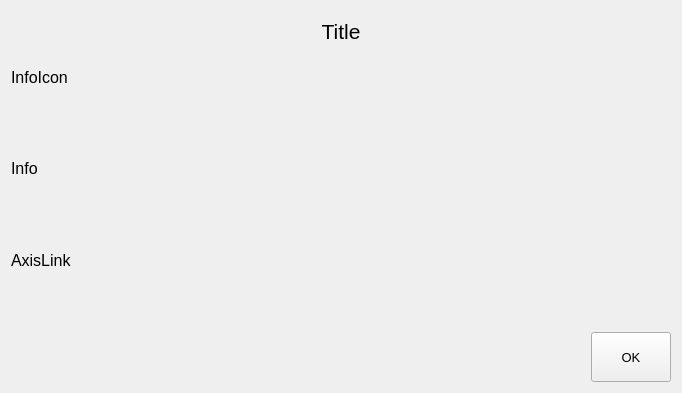
The window that ui/frmAbout.ui (MyRobot-lab/AxRobotUtility) describes before a commit, drawn with Qt 5.
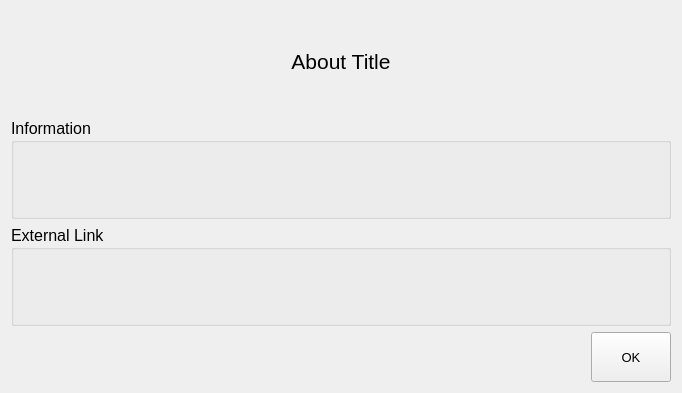
The same window after the commit.

Commit message: remote asix title

Diff of the .ui file:
```diff
--- a/ui/frmAbout.ui
+++ b/ui/frmAbout.ui
@@ -37,9 +37,9 @@
   <property name="windowTitle">
    <string>About</string>
   </property>
-  <layout class="QVBoxLayout" name="verticalLayout_2">
+  <layout class="QVBoxLayout" name="verticalLayout">
    <item>
-    <widget class="QLabel" name="lbTitle">
+    <widget class="QLabel" name="lbAboutTitle">
      <property name="sizePolicy">
       <sizepolicy hsizetype="Expanding" vsizetype="Preferred">
        <horstretch>0</horstretch>
@@ -53,7 +53,7 @@
       </font>
      </property>
      <property name="text">
-      <string>Title</string>
+      <string>About Title</string>
      </property>
      <property name="scaledContents">
       <bool>false</bool>
@@ -64,52 +64,20 @@
     </widget>
    </item>
    <item>
-    <widget class="QLabel" name="lbInfoIcon">
-     <property name="minimumSize">
-      <size>
-       <width>0</width>
-       <height>0</height>
-      </size>
-     </property>
+    <widget class="QGroupBox" name="groupBox">
      <property name="font">
       <font>
        <pointsize>12</pointsize>
       </font>
      </property>
-     <property name="text">
-      <string>InfoIcon</string>
+     <property name="title">
+      <string>Information</string>
      </property>
-    </widget>
-   </item>
-   <item>
-    <widget class="QLabel" name="label_4">
-     <property name="font">
-      <font>
-       <family>Arial</family>
-       <pointsize>10</pointsize>
-      </font>
-     </property>
-     <property name="text">
-      <string/>
-     </property>
-    </widget>
-   </item>
+     <layout class="QVBoxLayout" name="verticalLayout_2">
    <item>
     <widget class="QLabel" name="lbInfo">
      <property name="font">
       <font>
-       <pointsize>12</pointsize>
-      </font>
-     </property>
-     <property name="text">
-      <string>Info</string>
-     </property>
-    </widget>
-   </item>
-   <item>
-    <widget class="QLabel" name="label_3">
-     <property name="font">
-      <font>
        <family>Arial</family>
        <pointsize>10</pointsize>
       </font>
@@ -122,20 +90,22 @@
      </property>
     </widget>
    </item>
+     </layout>
+    </widget>
+   </item>
    <item>
-    <widget class="QLabel" name="lbAsixLink">
+    <widget class="QGroupBox" name="groupBox_2">
      <property name="font">
       <font>
        <pointsize>12</pointsize>
       </font>
      </property>
-     <property name="text">
-      <string>AxisLink</string>
+     <property name="title">
+      <string>External Link</string>
      </property>
-    </widget>
-   </item>
+     <layout class="QVBoxLayout" name="verticalLayout_3">
    <item>
-    <widget class="QLabel" name="label_6">
+       <widget class="QLabel" name="lbHyperLink_1">
      <property name="font">
       <font>
        <family>Arial</family>
@@ -148,6 +118,9 @@
      <property name="alignment">
       <set>Qt::AlignLeading|Qt::AlignLeft|Qt::AlignVCenter</set>
      </property>
+       </widget>
+      </item>
+     </layout>
     </widget>
    </item>
    <item>
```
Lines whose indentation alone changed are shown as unchanged. The commit also changes 22 other files.
